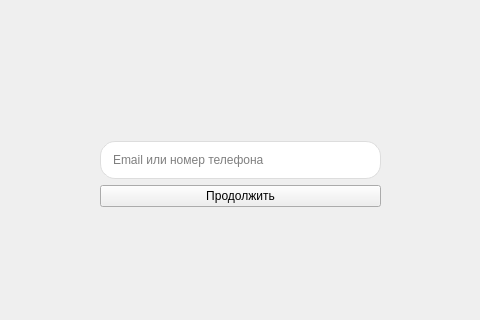
Old version of the form Delimobil/UI/loginwidget.ui in the repository Cookie-Boy/Qt-labs; both pictures show x 400 to 880 and y 186 to 506 of the 1280 by 720 pixel window.
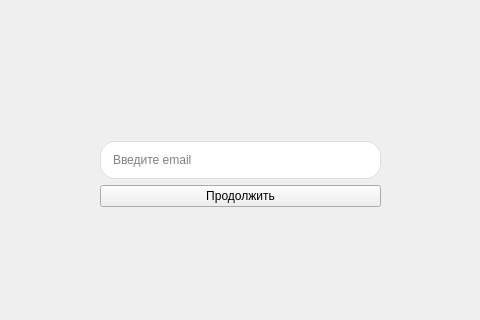
New version of the form.

```diff
--- a/Delimobil/UI/loginwidget.ui
+++ b/Delimobil/UI/loginwidget.ui
@@ -66,7 +66,7 @@
          <number>11</number>
         </property>
         <property name="placeholderText">
-         <string>Email или номер телефона</string>
+         <string>Введите email</string>
         </property>
        </widget>
       </item>
```
